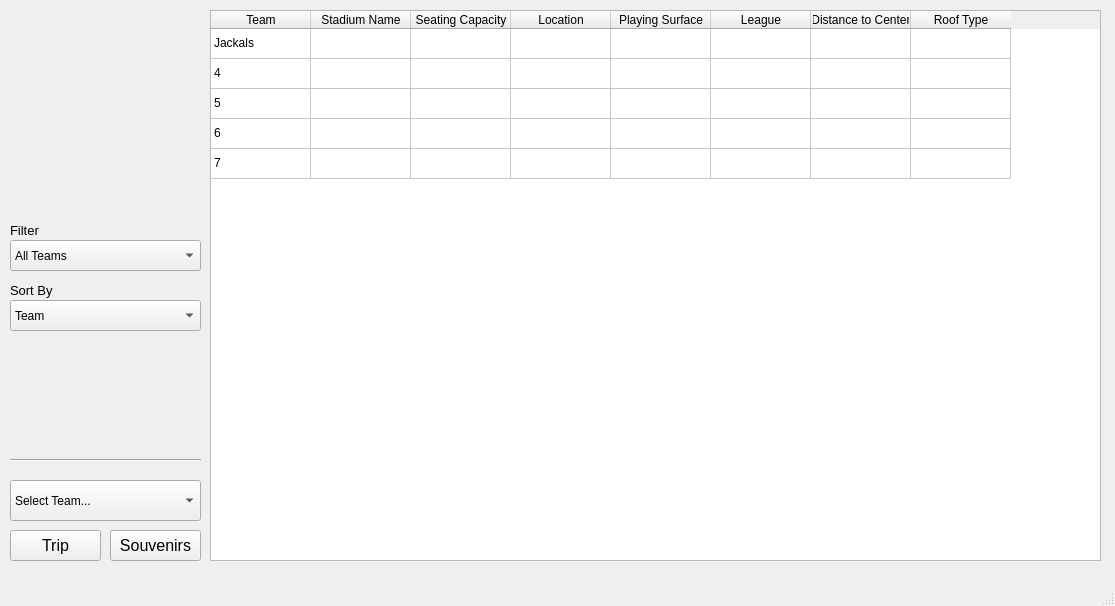
awiswasi/WhoIsYourDatabase, file BaseballTour/mainwindow.ui: the form before one commit.
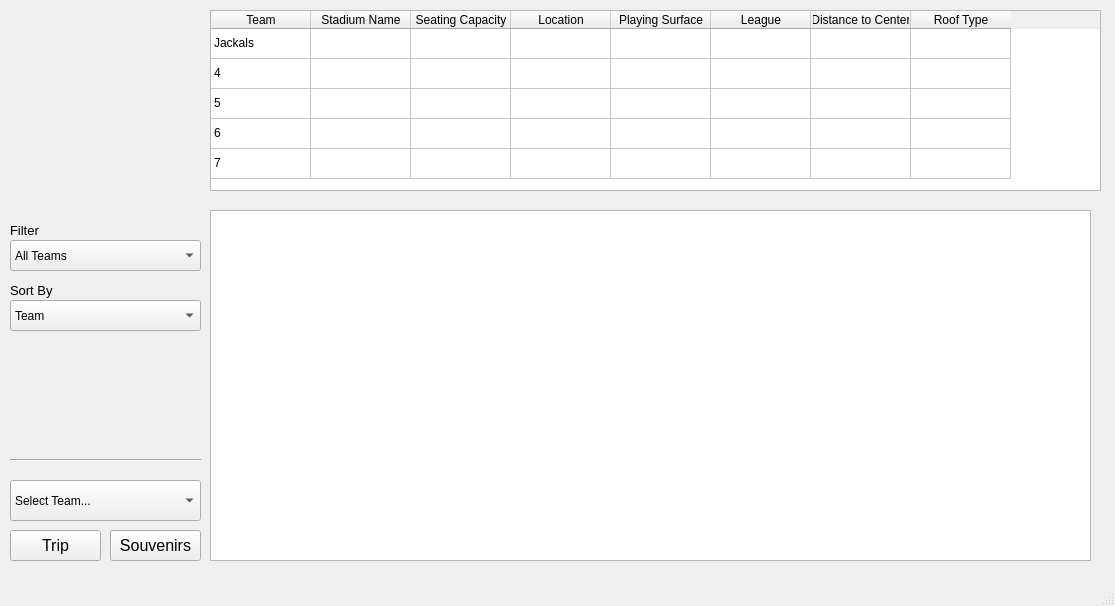
The form after the commit. Icons and pictures are not drawn.

What changed in the file:
```diff
--- a/BaseballTour/mainwindow.ui
+++ b/BaseballTour/mainwindow.ui
@@ -24,7 +24,7 @@
       <x>210</x>
       <y>10</y>
       <width>891</width>
-      <height>551</height>
+      <height>181</height>
      </rect>
     </property>
     <property name="minimumSize">
@@ -347,6 +347,16 @@
      <enum>Qt::Horizontal</enum>
     </property>
    </widget>
+   <widget class="QTableView" name="tableView">
+    <property name="geometry">
+     <rect>
+      <x>210</x>
+      <y>210</y>
+      <width>881</width>
+      <height>351</height>
+     </rect>
+    </property>
+   </widget>
   </widget>
   <widget class="QMenuBar" name="menubar">
    <property name="geometry">
```
Left out of the diff: 2 changed lines with no effect on the pictures.
